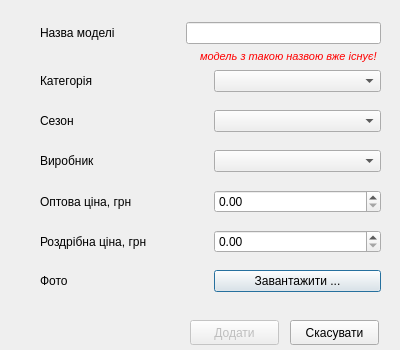
This is addmodeldialog.ui in moz6go/ShoesStore as Qt 5 draws it before an edit. The edited form follows.
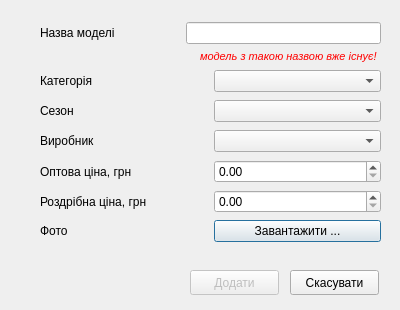
This is the edited form.

What changed in the file:
```diff
--- a/addmodeldialog.ui
+++ b/addmodeldialog.ui
@@ -7,19 +7,19 @@
     <x>0</x>
     <y>0</y>
     <width>400</width>
-    <height>350</height>
+    <height>310</height>
    </rect>
   </property>
   <property name="minimumSize">
    <size>
     <width>400</width>
-    <height>350</height>
+    <height>310</height>
    </size>
   </property>
   <property name="maximumSize">
    <size>
     <width>400</width>
-    <height>350</height>
+    <height>310</height>
    </size>
   </property>
   <property name="windowTitle">
@@ -29,7 +29,7 @@
    <property name="geometry">
     <rect>
      <x>40</x>
-     <y>270</y>
+     <y>220</y>
      <width>341</width>
      <height>28</height>
     </rect>
@@ -64,7 +64,7 @@
    <property name="geometry">
     <rect>
      <x>40</x>
-     <y>150</y>
+     <y>130</y>
      <width>341</width>
      <height>27</height>
     </rect>
@@ -95,7 +95,7 @@
    <property name="geometry">
     <rect>
      <x>40</x>
-     <y>230</y>
+     <y>190</y>
      <width>341</width>
      <height>28</height>
     </rect>
@@ -130,7 +130,7 @@
    <property name="geometry">
     <rect>
      <x>40</x>
-     <y>110</y>
+     <y>100</y>
      <width>341</width>
      <height>27</height>
     </rect>
@@ -192,7 +192,7 @@
    <property name="geometry">
     <rect>
      <x>40</x>
-     <y>190</y>
+     <y>160</y>
      <width>341</width>
      <height>28</height>
     </rect>
@@ -267,7 +267,7 @@
    <property name="geometry">
     <rect>
      <x>190</x>
-     <y>320</y>
+     <y>270</y>
      <width>89</width>
      <height>25</height>
     </rect>
@@ -280,7 +280,7 @@
    <property name="geometry">
     <rect>
      <x>290</x>
-     <y>320</y>
+     <y>270</y>
      <width>89</width>
      <height>25</height>
     </rect>
@@ -315,7 +315,7 @@
    <property name="geometry">
     <rect>
      <x>40</x>
-     <y>295</y>
+     <y>243</y>
      <width>341</width>
      <height>21</height>
     </rect>
```
Left out of the diff: 18 changed lines with no effect on the pictures.
